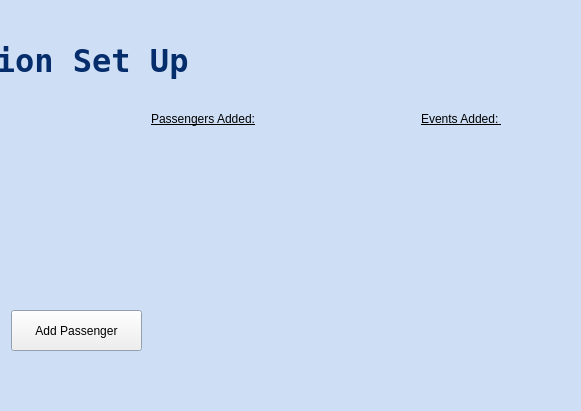
Qt form mainwindow.ui (gracestewart3/COMP3004A3) before a commit; both pictures show x 219 to 800 and y 0 to 411 of the 800 by 600 pixel window.
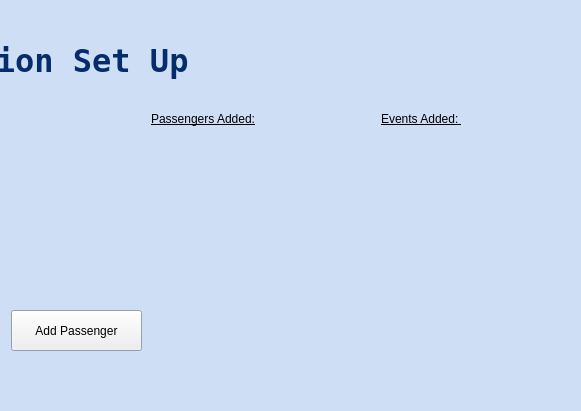
The same form after that commit.

```diff
--- a/mainwindow.ui
+++ b/mainwindow.ui
@@ -427,7 +427,7 @@
    <widget class="QLabel" name="label_2">
     <property name="geometry">
      <rect>
-      <x>640</x>
+      <x>600</x>
       <y>110</y>
       <width>141</width>
       <height>17</height>
@@ -447,7 +447,7 @@
      <rect>
       <x>370</x>
       <y>130</y>
-      <width>261</width>
+      <width>221</width>
       <height>221</height>
      </rect>
     </property>
@@ -464,9 +464,9 @@
    <widget class="QLabel" name="event_display">
     <property name="geometry">
      <rect>
-      <x>640</x>
+      <x>600</x>
       <y>130</y>
-      <width>151</width>
+      <width>191</width>
       <height>221</height>
      </rect>
     </property>
@@ -476,6 +476,9 @@
     <property name="alignment">
      <set>Qt::AlignLeading|Qt::AlignLeft|Qt::AlignTop</set>
     </property>
+    <property name="wordWrap">
+     <bool>true</bool>
+    </property>
    </widget>
   </widget>
   <widget class="QStatusBar" name="statusbar"/>
```
